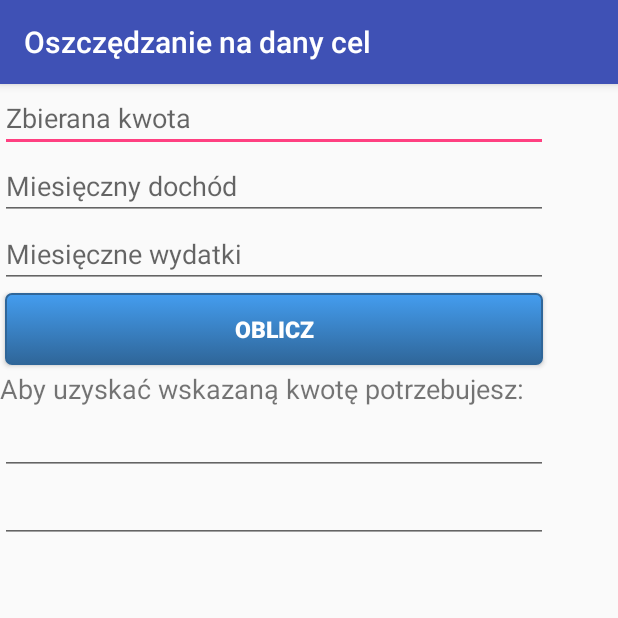
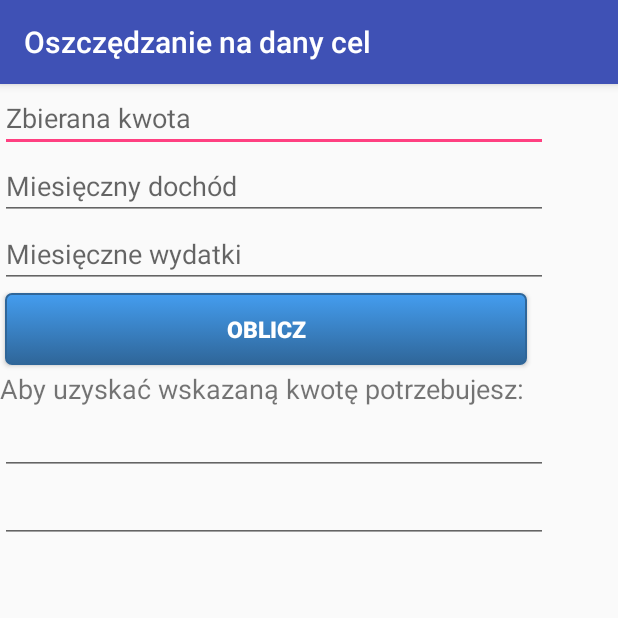
Before and after one commit to plasma0/salaryproject, an Android app: the Oszczedzanie screen opened directly, with no data from a screen before it, on a phone screen of 412 x 824 dp, the top half of it. Run offline under Robolectric (Android 15) with nearby library versions, the phone set to English and light mode, and no system bars.

Commit message:
Poprawki designu

```diff
--- a/WynagrodzenieApp/app/src/main/res/layout/activity_main.xml
+++ b/WynagrodzenieApp/app/src/main/res/layout/activity_main.xml
@@ -7,8 +7,8 @@
     tools:context="krakow.uek.wynagrodzenieapp.MainActivity">
 
     <LinearLayout
-        android:layout_width="354dp"
-        android:layout_height="485dp"
+        android:layout_width="360dp"
+        android:layout_height="482dp"
         android:orientation="vertical"
         tools:layout_editor_absoluteX="17dp"
         tools:layout_editor_absoluteY="8dp">
--- a/WynagrodzenieApp/app/src/main/res/layout/oszczedzanie.xml
+++ b/WynagrodzenieApp/app/src/main/res/layout/oszczedzanie.xml
@@ -8,9 +8,9 @@
 
     <LinearLayout
         android:layout_width="365dp"
-        android:layout_height="502dp"
+        android:layout_height="496dp"
         android:orientation="vertical"
-        tools:layout_editor_absoluteX="12dp"
+        tools:layout_editor_absoluteX="11dp"
         tools:layout_editor_absoluteY="8dp">
 
         <EditText
@@ -39,7 +39,7 @@
 
         <Button
             android:id="@+id/obliczButton"
-            android:layout_width="match_parent"
+            android:layout_width="348dp"
             android:layout_height="wrap_content"
             android:onClick="oblicz"
             android:text="Oblicz"
--- a/WynagrodzenieApp/app/src/main/res/layout/srednia_krajowa.xml
+++ b/WynagrodzenieApp/app/src/main/res/layout/srednia_krajowa.xml
@@ -27,7 +27,6 @@
         android:layout_alignParentStart="true"
         android:layout_marginLeft="13dp"
         android:layout_marginStart="13dp"
-        android:paddingLeft="2dp"
         android:text="Kwota(netto):"
         android:textSize="20sp" />
 
```
Also changed, not shown: 1 other file.
